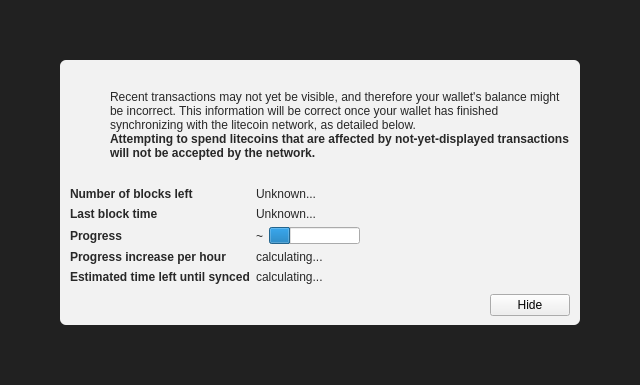
First picture: the form in src/qt/forms/modaloverlay.ui, repository magnumopusnetwork/Alchimia, before the edit.
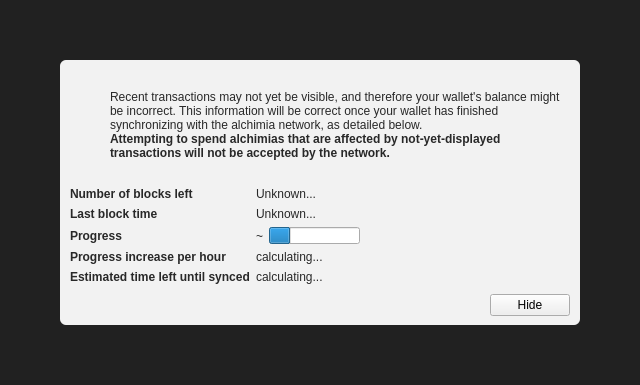
Second picture: the form after the edit. Icons and pictures are not drawn. Custom widgets are drawn as their Qt base class.

Commit message: Renamed litecoin to alchimia.

```diff
--- a/src/qt/forms/modaloverlay.ui
+++ b/src/qt/forms/modaloverlay.ui
@@ -130,7 +130,7 @@
              <item>
               <widget class="QLabel" name="infoText">
                <property name="text">
-                <string>Recent transactions may not yet be visible, and therefore your wallet's balance might be incorrect. This information will be correct once your wallet has finished synchronizing with the litecoin network, as detailed below.</string>
+                <string>Recent transactions may not yet be visible, and therefore your wallet's balance might be incorrect. This information will be correct once your wallet has finished synchronizing with the alchimia network, as detailed below.</string>
                </property>
                <property name="textFormat">
                 <enum>Qt::RichText</enum>
@@ -149,7 +149,7 @@
                 </font>
                </property>
                <property name="text">
-                <string>Attempting to spend litecoins that are affected by not-yet-displayed transactions will not be accepted by the network.</string>
+                <string>Attempting to spend alchimias that are affected by not-yet-displayed transactions will not be accepted by the network.</string>
                </property>
                <property name="textFormat">
                 <enum>Qt::RichText</enum>
```
The commit also changes 236 other files.
